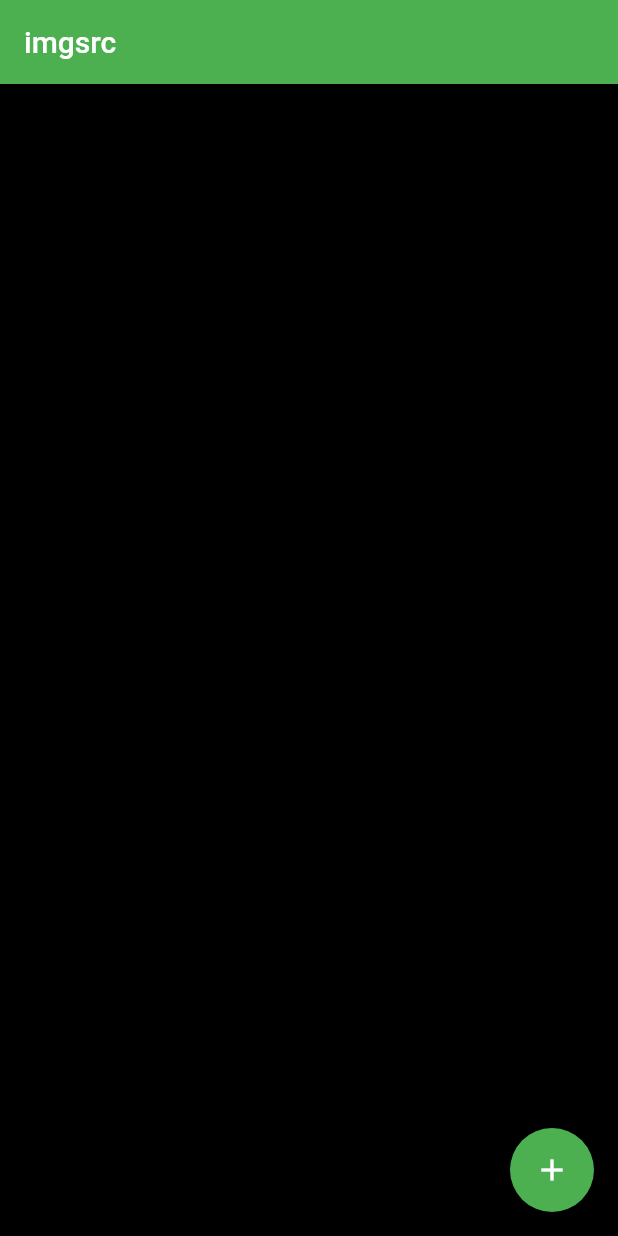
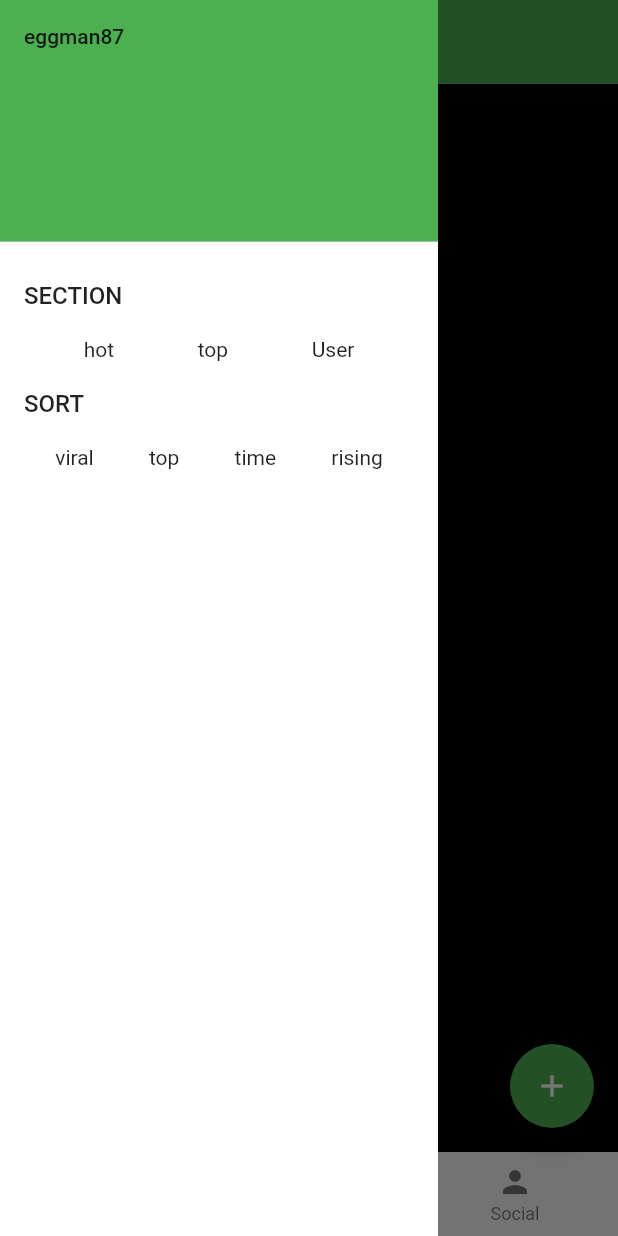
Before and after one commit to eggman87/imgSaus, a Flutter app: the screen it shows after launch, with the side drawer open (before the commit the screen has no drawer), on a phone screen of 412 x 824 dp. Run offline on Flutter 3.47's test engine with Material 2 defaults, Android fonts, the phone set to English and light mode, and no system bars; our stand-ins replace photo_view, video_player; generated files the repository leaves out were written again.

Commit message:
adding side menu and bottom bar.

```diff
--- a/lib/main.dart
+++ b/lib/main.dart
@@ -56,6 +56,54 @@ class _MyHomePageState extends State<MyHomePage> {
         // the App.build method, and use it to set our appbar title.
         title: Text(widget.title),
       ),
+      drawer: Container(
+          margin: EdgeInsets.fromLTRB(0, 0, 120, 0),
+          color: Colors.white,
+          child: ListView(
+            padding: EdgeInsets.zero,
+            children: <Widget>[
+              DrawerHeader(
+                decoration: BoxDecoration(color: Colors.green),
+                child: Text("eggman87"),
+              ),
+              ListTile(
+                title: Text(
+                  "SECTION",
+                  style: TextStyle(fontSize: 16),
+                ),
+              ),
+              Row(
+                children: <Widget>[
+                  Spacer(),
+                  Text("hot"),
+                  Spacer(),
+                  Text("top"),
+                  Spacer(),
+                  Text("User"),
+                  Spacer(),
+                ],
+              ),
+              ListTile(
+                title: Text(
+                  "SORT",
+                  style: TextStyle(fontSize: 16),
+                ),
+              ),
+              Row(
+                children: <Widget>[
+                  Spacer(),
+                  Text("viral"),
+                  Spacer(),
+                  Text("top"),
+                  Spacer(),
+                  Text("time"),
+                  Spacer(),
+                  Text("rising"),
+                  Spacer(),
+                ],
+              ),
+            ],
+          )),
       body: Container(
           color: Colors.black,
           child: Center(
@@ -91,6 +139,14 @@ class _MyHomePageState extends State<MyHomePage> {
         tooltip: 'Increment',
         child: Icon(Icons.add),
       ),
+      bottomNavigationBar: BottomNavigationBar(items: [
+        BottomNavigationBarItem(
+            icon: new Icon(Icons.album), title: Text("Gallery")),
+        BottomNavigationBarItem(
+            icon: new Icon(Icons.photo), title: Text("My Stuff")),
+        BottomNavigationBarItem(
+            icon: new Icon(Icons.person), title: Text("Social"))
+      ]),
     );
   }
 
```
Lines whose indentation alone changed are shown as unchanged.
